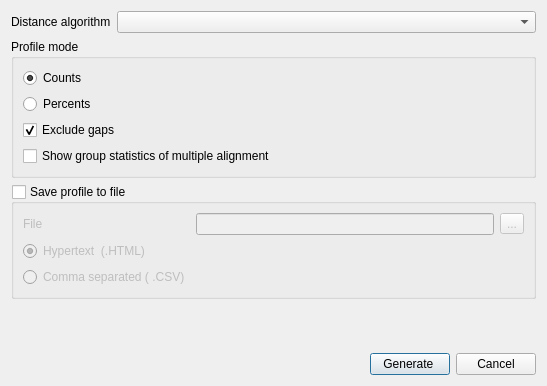
violethaze74/ugene, file src/plugins/dna_stat/src/ui/DistanceMatrixMSAProfileDialog.ui: the form before one commit.
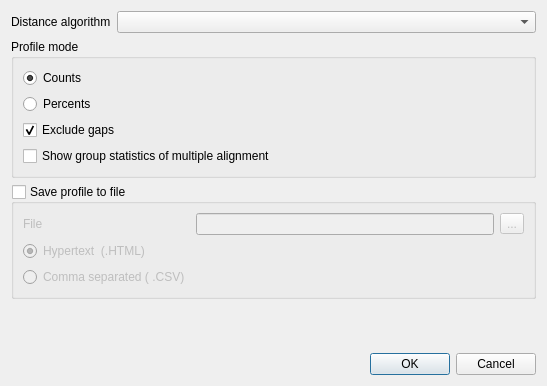
The form after the commit.

Commit message: Help system for all dialogs, UI improvements for all dialogs.

What changed in the file:
```diff
--- a/src/plugins/dna_stat/src/ui/DistanceMatrixMSAProfileDialog.ui
+++ b/src/plugins/dna_stat/src/ui/DistanceMatrixMSAProfileDialog.ui
@@ -137,38 +137,11 @@
     </spacer>
    </item>
    <item>
-    <layout class="QHBoxLayout" name="horizontalLayout">
-     <item>
-      <spacer name="horizontalSpacer">
-       <property name="orientation">
-        <enum>Qt::Horizontal</enum>
-       </property>
-       <property name="sizeHint" stdset="0">
-        <size>
-         <width>38</width>
-         <height>18</height>
-        </size>
-       </property>
-      </spacer>
-     </item>
-     <item>
-      <widget class="QPushButton" name="okButton">
-       <property name="text">
-        <string>Generate </string>
-       </property>
-       <property name="default">
-        <bool>true</bool>
-       </property>
-      </widget>
-     </item>
-     <item>
-      <widget class="QPushButton" name="cancelButton">
-       <property name="text">
-        <string>Cancel</string>
-       </property>
-      </widget>
-     </item>
-    </layout>
+    <widget class="QDialogButtonBox" name="buttonBox">
+     <property name="standardButtons">
+      <set>QDialogButtonBox::Cancel|QDialogButtonBox::Ok</set>
+     </property>
+    </widget>
    </item>
   </layout>
  </widget>
```
Left out of the diff: 26 changed lines with no effect on the pictures. The commit also changes 309 other files.
